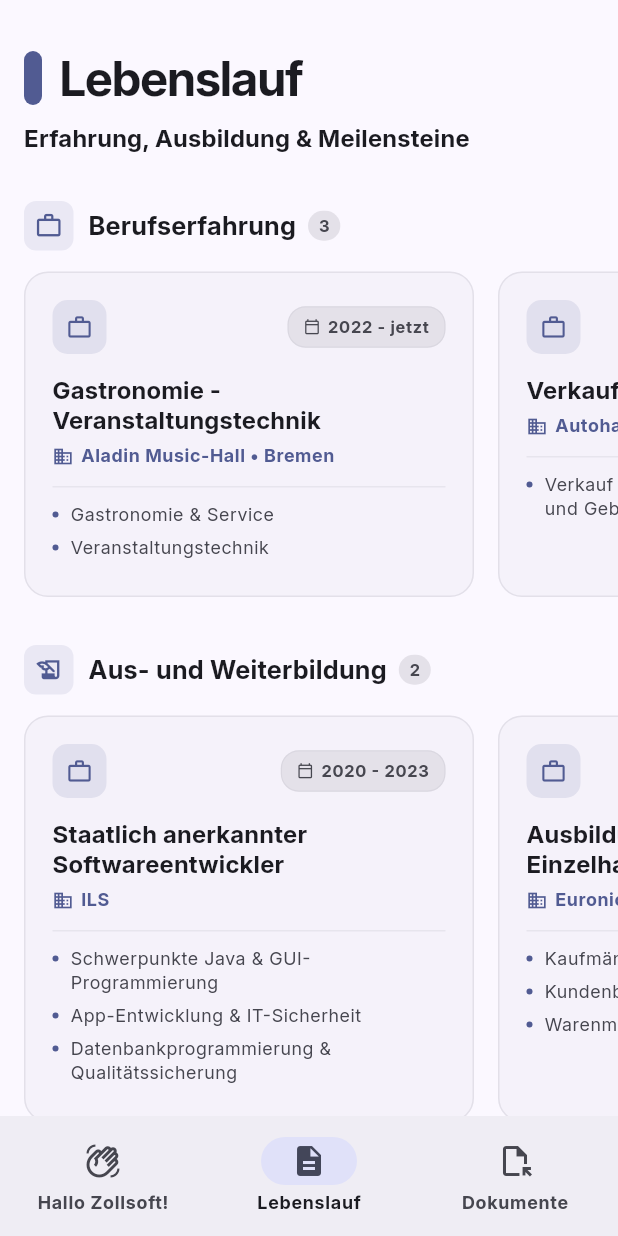
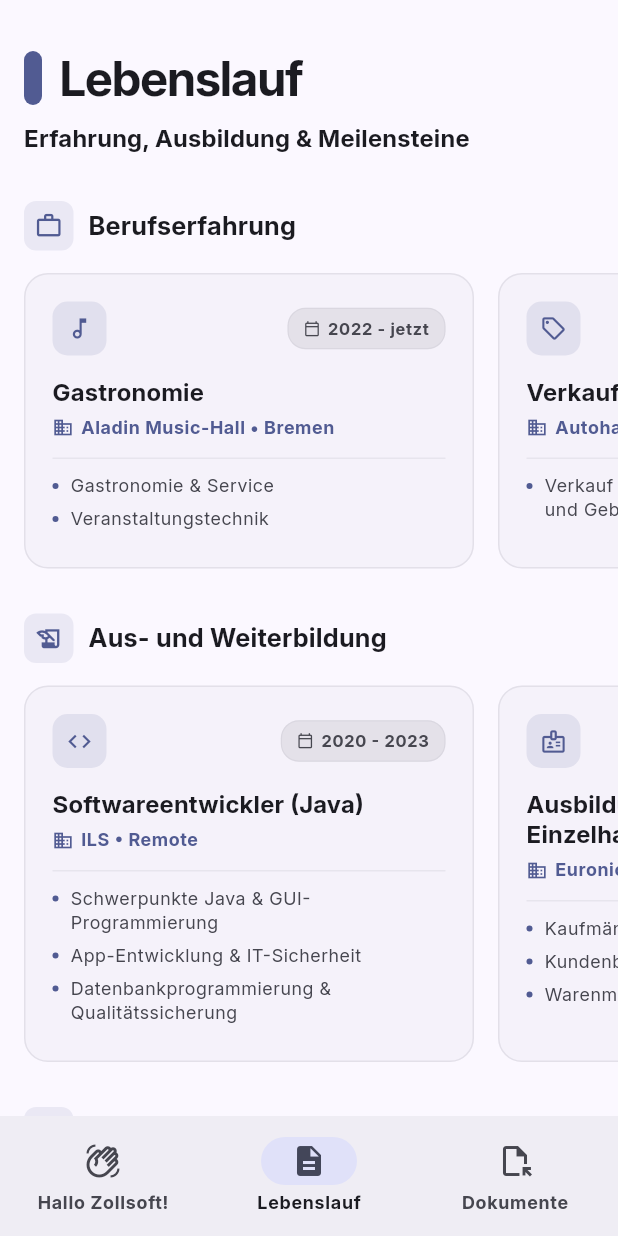
Before and after one commit to fynngerdes/bewerbung_zollsoft, a Flutter app: the screen it shows after launch, item 2 of the bottom bar chosen, on a phone screen of 412 x 824 dp. Run offline on Flutter 3.47's test engine with Material 3 defaults, Android fonts, the phone set to English and light mode, and no system bars; our stand-ins replace flutter_riverpod, go_router, riverpod_annotation; generated files the repository leaves out were written again; network calls fail.

Commit message:
refactor: migrate to CvScrollSectionWidget, clean up models, and remove unused providers. Update Readme.md

```diff
--- a/lib/cv/data/cv_data.dart
+++ b/lib/cv/data/cv_data.dart
@@ -1,43 +1,51 @@
-import '../models/cv_entry.dart';
+import 'package:flutter/material.dart';
+
+import '../models/cv_entry_model.dart';
 
 abstract class CvData {
-  static const List<CvEntry> schulbildungEntries = [
+  static const List<CvEntry> schoolEducationEntries = [
     CvEntry(
       period: '2016',
       title: 'Sekundarabschluss 1',
       institution: 'Hauptschule',
       location: 'Wildeshausen',
+      icon: Icons.verified_outlined,
     ),
     CvEntry(
       period: '2015 – 2016',
       title: '10. Klasse',
       institution: 'Hauptschule',
       location: 'Wildeshausen',
+      icon: Icons.school_outlined,
     ),
     CvEntry(
       period: '2012 – 2015',
       title: '7 - 9. Klasse',
       institution: 'Realschule',
       location: 'Wildeshausen',
+      icon: Icons.school_outlined,
     ),
     CvEntry(
       period: '2005 – 2012',
       title: '1 - 7. Klasse',
       institution: 'Gut Spascher Sand',
       location: 'Wildeshausen',
+      icon: Icons.school_outlined,
     ),
   ];
 
-  static const List<CvEntry> ausbildungEntries = [
+  static const List<CvEntry> educationEntries = [
     CvEntry(
       period: '2020 - 2023',
-      title: 'Staatlich anerkannter Softwareentwickler',
+      title: 'Softwareentwickler (Java)',
       institution: 'ILS',
       description: [
         'Schwerpunkte Java & GUI-Programmierung',
         'App-Entwicklung & IT-Sicherheit',
         'Datenbankprogrammierung & Qualitätssicherung',
       ],
+      location: 'Remote',
+      icon: Icons.code,
     ),
     CvEntry(
       period: '2016 – 2019',
@@ -49,38 +57,34 @@ abstract class CvData {
         'Warenmanagement',
       ],
       location: 'Wildeshausen',
+      icon: Icons.badge_outlined,
     ),
   ];
 
-  static const List<CvEntry> berufserfahrungEntries = [
+  static const List<CvEntry> workExperienceEntries = [
     CvEntry(
       period: '2022 - jetzt',
-      title: 'Gastronomie - Veranstaltungstechnik',
+      title: 'Gastronomie',
       institution: 'Aladin Music-Hall',
-      description: [
-        'Gastronomie & Service',
-        'Veranstaltungstechnik',
-      ],
+      description: ['Gastronomie & Service', 'Veranstaltungstechnik'],
       location: 'Bremen',
+      icon: Icons.music_note_outlined,
     ),
     CvEntry(
       period: '2020 - 2022',
       title: 'Verkauf',
       institution: 'Autohaus Wilke',
-      description: [
-        'Verkauf und Beratung im Bereich Neu- und Gebrauchtwagen',
-      ],
+      description: ['Verkauf und Beratung im Bereich Neu- und Gebrauchtwagen'],
       location: 'Wildeshausen',
+      icon: Icons.sell_outlined,
     ),
     CvEntry(
       period: '2019 - 2020',
       title: 'Verkauf',
       institution: 'Euronics XXL',
-      description: [
-        'Kundenberatung & Verkauf',
-        'Warenmanagement',
-      ],
+      description: ['Kundenberatung & Verkauf', 'Warenmanagement'],
       location: 'Wildeshausen',
+      icon: Icons.sell_outlined,
     ),
   ];
 }
--- a/lib/cv/models/cv_entry.dart
+++ b/lib/cv/models/cv_entry_model.dart
@@ -1,9 +1,12 @@
+import 'package:flutter/material.dart';
+
 class CvEntry {
   final String period;
   final String institution;
   final String? title;
   final List<String> description;
   final String? location;
+  final IconData icon;
 
   const CvEntry({
     required this.period,
@@ -11,5 +14,6 @@ class CvEntry {
     this.title,
     this.description = const [],
     this.location,
+    required this.icon,
   });
 }
--- a/lib/cv/pages/cv_page.dart
+++ b/lib/cv/pages/cv_page.dart
@@ -1,6 +1,6 @@
 import 'package:bewerbung_zollsoft/common_widgets/heading_indicator_with_title_widget.dart';
 import 'package:bewerbung_zollsoft/cv/data/cv_data.dart';
-import 'package:bewerbung_zollsoft/cv/widgets/cv_horizontal_section.dart';
+import 'package:bewerbung_zollsoft/cv/widgets/cv_scroll_section_widget.dart';
 import 'package:flutter/material.dart';
 
 class CvPage extends StatelessWidget {
@@ -27,26 +27,26 @@ class CvPage extends StatelessWidget {
               const SizedBox(height: 30),
 
               // 1. Berufserfahrung
-              const CvHorizontalSection(
+              const CvScrollSectionWidget(
                 title: 'Berufserfahrung',
                 icon: Icons.work_outline,
-                entries: CvData.berufserfahrungEntries,
+                entries: CvData.workExperienceEntries,
               ),
-              const SizedBox(height: 32),
+              const SizedBox(height: 30),
 
               // 2. Aus- und Weiterbildung
-              const CvHorizontalSection(
+              const CvScrollSectionWidget(
                 title: 'Aus- und Weiterbildung',
                 icon: Icons.history_edu_outlined,
-                entries: CvData.ausbildungEntries,
+                entries: CvData.educationEntries,
               ),
-              const SizedBox(height: 32),
+              const SizedBox(height: 30),
 
               // 3. Schulbildung
-              const CvHorizontalSection(
+              const CvScrollSectionWidget(
                 title: 'Schulbildung',
                 icon: Icons.school_outlined,
-                entries: CvData.schulbildungEntries,
+                entries: CvData.schoolEducationEntries,
               ),
             ],
           ),
--- a/lib/cv/provider/cv_chip_selection_provider.dart
+++ /dev/null
@@ -1,15 +0,0 @@
-import 'package:riverpod_annotation/riverpod_annotation.dart';
-
-part 'cv_chip_selection_provider.g.dart';
-
-@Riverpod(keepAlive: true)
-class CvChipSelection extends _$CvChipSelection {
-  @override
-  int build() {
-    return 0;
-  }
-
-  void setSelection(int index) {
-    state = index;
-  }
-}
--- /dev/null
+++ b/lib/cv/widgets/cv_card_widget.dart
@@ -0,0 +1,215 @@
+import 'package:flutter/material.dart';
+import '../models/cv_entry_model.dart';
+
+class CvCardWidget extends StatefulWidget {
+  const CvCardWidget({super.key, required this.entry});
+
+  final CvEntry entry;
+
+  @override
+  State<CvCardWidget> createState() => _CvCardWidgetState();
+}
+
+class _CvCardWidgetState extends State<CvCardWidget> {
+  bool _isHovered = false;
+
+  @override
+  Widget build(BuildContext context) {
+    final theme = Theme.of(context);
+    final primaryColor = theme.colorScheme.primary;
+
+    final titleText = widget.entry.title ?? widget.entry.institution;
+    final hasSeparateTitle = widget.entry.title != null;
+    final location = widget.entry.location;
+
+    return MouseRegion(
+      onEnter: (_) => setState(() => _isHovered = true),
+      onExit: (_) => setState(() => _isHovered = false),
+      child: AnimatedContainer(
+        duration: const Duration(milliseconds: 180),
+        width: 300,
+        decoration: BoxDecoration(
+          color: _isHovered
+              ? theme.colorScheme.surfaceContainer
+              : theme.colorScheme.surfaceContainerLow,
+          borderRadius: BorderRadius.circular(16),
+          border: Border.all(
+            color: _isHovered
+                ? primaryColor.withValues(alpha: 0.55)
+                : theme.colorScheme.outlineVariant.withValues(alpha: 0.4),
+            width: _isHovered ? 1.5 : 1,
+          ),
+          boxShadow: [
+            if (_isHovered)
+              BoxShadow(
+                color: primaryColor.withValues(alpha: 0.08),
+                blurRadius: 12,
+                offset: const Offset(0, 4),
+              ),
+          ],
+        ),
+        child: Padding(
+          padding: const EdgeInsets.all(18.0),
+          child: Column(
+            crossAxisAlignment: CrossAxisAlignment.start,
+            children: [
+              _buildHeader(theme, primaryColor),
+              const SizedBox(height: 14),
+              _buildTitle(theme, titleText),
+              const SizedBox(height: 6),
+              _buildSubtitle(theme, primaryColor, hasSeparateTitle, location),
+              if (widget.entry.description.isNotEmpty) ...[
+                const SizedBox(height: 12),
+                Divider(
+                  height: 1,
+                  color: theme.colorScheme.outlineVariant.withValues(
+                    alpha: 0.3,
+                  ),
+                ),
+                const SizedBox(height: 10),
+                _buildDescriptionList(theme, primaryColor),
+              ],
+            ],
+          ),
+        ),
+      ),
+    );
+  }
+
+  // 1. Header: Icon Badge + Period Pill
+  Widget _buildHeader(ThemeData theme, Color primaryColor) {
+    return Row(
+      children: [
+        Container(
+          width: 36,
+          height: 36,
+          decoration: BoxDecoration(
+            color: primaryColor.withValues(alpha: 0.12),
+            borderRadius: BorderRadius.circular(10),
+          ),
+          child: Icon(widget.entry.icon, color: primaryColor, size: 18),
+        ),
+        const Spacer(),
+        Container(
+          padding: const EdgeInsets.symmetric(horizontal: 10, vertical: 5),
+          decoration: BoxDecoration(
+            color: theme.colorScheme.surfaceContainerHighest,
+            borderRadius: BorderRadius.circular(12),
+            border: Border.all(
+              color: theme.colorScheme.outlineVariant.withValues(alpha: 0.35),
+              width: 0.8,
+            ),
+          ),
+          child: Row(
+            mainAxisSize: MainAxisSize.min,
+            children: [
+              Icon(
+                Icons.calendar_today_outlined,
+                size: 11,
+                color: theme.colorScheme.onSurfaceVariant,
+              ),
+              const SizedBox(width: 5),
+              Text(
+                widget.entry.period,
+                style: theme.textTheme.labelSmall?.copyWith(
+                  color: theme.colorScheme.onSurfaceVariant,
+                  fontWeight: FontWeight.w600,
+                ),
+              ),
+            ],
+          ),
+        ),
+      ],
+    );
+  }
+
+  // 2. Main Title
+  Widget _buildTitle(ThemeData theme, String titleText) {
+    return Text(
+      titleText,
+      maxLines: 2,
+      overflow: TextOverflow.ellipsis,
+      style: theme.textTheme.titleMedium?.copyWith(
+        fontWeight: FontWeight.bold,
+        fontSize: 16,
+        height: 1.25,
+      ),
+    );
+  }
+
+  // 3. Subtitle / Location Row
+  Widget _buildSubtitle(
+    ThemeData theme,
+    Color primaryColor,
+    bool hasSeparateTitle,
+    String? location,
+  ) {
+    return Row(
+      children: [
+        Icon(
+          hasSeparateTitle
+              ? Icons.business_outlined
+              : Icons.location_on_outlined,
+          size: 14,
+          color: hasSeparateTitle
+              ? primaryColor
+              : theme.colorScheme.onSurfaceVariant,
+        ),
+        const SizedBox(width: 5),
+        Expanded(
+          child: Text(
+            hasSeparateTitle
+                ? '${widget.entry.institution}${location != null ? ' • $location' : ''}'
+                : (location ?? ''),
+            maxLines: 1,
+            overflow: TextOverflow.ellipsis,
+            style: theme.textTheme.bodySmall?.copyWith(
+              color: hasSeparateTitle
+                  ? primaryColor
+                  : theme.colorScheme.onSurfaceVariant,
+              fontWeight: hasSeparateTitle ? FontWeight.w600 : FontWeight.w500,
+            ),
+          ),
+        ),
+      ],
+    );
+  }
+
+  // 4. Description as Bullet Points
+  Widget _buildDescriptionList(ThemeData theme, Color primaryColor) {
+    return Column(
+      crossAxisAlignment: CrossAxisAlignment.start,
+      children: widget.entry.description.map((point) {
+        return Padding(
+          padding: const EdgeInsets.only(bottom: 6.0),
+          child: Row(
+            crossAxisAlignment: CrossAxisAlignment.start,
+            children: [
+              Padding(
+                padding: const EdgeInsets.only(top: 6.0),
+                child: Container(
+                  width: 4,
+                  height: 4,
+                  decoration: BoxDecoration(
+                    color: primaryColor,
+                    shape: BoxShape.circle,
+                  ),
+                ),
+              ),
+              const SizedBox(width: 8),
+              Expanded(
+                child: Text(
+                  point,
+                  style: theme.textTheme.bodySmall?.copyWith(
+                    color: theme.colorScheme.onSurfaceVariant,
+                    height: 1.35,
+                  ),
+                ),
+              ),
+            ],
+          ),
+        );
+      }).toList(),
+    );
+  }
+}
--- a/lib/cv/widgets/cv_horizontal_card.dart
+++ /dev/null
@@ -1,226 +0,0 @@
-import 'package:flutter/material.dart';
-import '../models/cv_entry.dart';
-
-class CvHorizontalCard extends StatefulWidget {
-  const CvHorizontalCard({
-    super.key,
-    required this.entry,
-    this.width = 300,
-  });
-
-  final CvEntry entry;
-  final double width;
-
-  @override
-  State<CvHorizontalCard> createState() => _CvHorizontalCardState();
-}
-
-class _CvHorizontalCardState extends State<CvHorizontalCard> {
-  bool _isHovered = false;
-
-  IconData _getIconForEntry(CvEntry entry) {
-    final titleLower = (entry.title ?? '').toLowerCase();
-    final instLower = entry.institution.toLowerCase();
-
-    if (titleLower.contains('abschluss') ||
-        titleLower.contains('b.sc') ||
-        titleLower.contains('bachelor') ||
-        titleLower.contains('zertifikat') ||
-        titleLower.contains('zertifizierung')) {
-      return Icons.workspace_premium_outlined;
-    }
-    if (instLower.contains('schule') ||
-        instLower.contains('gymnasium') ||
-        instLower.contains('sand') ||
-        instLower.contains('hochschule') ||
-        instLower.contains('universität')) {
-      return Icons.school_outlined;
-    }
-    return Icons.work_outline;
-  }
-
-  @override
-  Widget build(BuildContext context) {
-    final theme = Theme.of(context);
-    final primaryColor = theme.colorScheme.primary;
-    final icon = _getIconForEntry(widget.entry);
-
-    final titleText = widget.entry.title ?? widget.entry.institution;
-    final hasSeparateTitle = widget.entry.title != null;
-    final location = widget.entry.location;
-
-    return MouseRegion(
-      onEnter: (_) => setState(() => _isHovered = true),
-      onExit: (_) => setState(() => _isHovered = false),
-      child: AnimatedContainer(
-        duration: const Duration(milliseconds: 180),
-        width: widget.width,
-        decoration: BoxDecoration(
-          color: _isHovered
-              ? theme.colorScheme.surfaceContainer
-              : theme.colorScheme.surfaceContainerLow,
-          borderRadius: BorderRadius.circular(16),
-          border: Border.all(
-            color: _isHovered
-                ? primaryColor.withValues(alpha: 0.55)
-                : theme.colorScheme.outlineVariant.withValues(alpha: 0.4),
-            width: _isHovered ? 1.5 : 1,
-          ),
-          boxShadow: [
-            if (_isHovered)
-              BoxShadow(
-                color: primaryColor.withValues(alpha: 0.08),
-                blurRadius: 12,
-                offset: const Offset(0, 4),
-              ),
-          ],
-        ),
-        child: Padding(
-          padding: const EdgeInsets.all(18.0),
-          child: Column(
-            crossAxisAlignment: CrossAxisAlignment.start,
-            children: [
-              // 1. Header: Icon Badge + Period Pill
-              Row(
-                children: [
-                  Container(
-                    width: 36,
-                    height: 36,
-                    decoration: BoxDecoration(
-                      color: primaryColor.withValues(alpha: 0.12),
-                      borderRadius: BorderRadius.circular(10),
-                    ),
-                    child: Icon(icon, color: primaryColor, size: 18),
-                  ),
-                  const Spacer(),
-                  Container(
-                    padding: const EdgeInsets.symmetric(
-                      horizontal: 10,
-                      vertical: 5,
-                    ),
-                    decoration: BoxDecoration(
-                      color: theme.colorScheme.surfaceContainerHighest,
-                      borderRadius: BorderRadius.circular(12),
-                      border: Border.all(
-                        color: theme.colorScheme.outlineVariant
-                            .withValues(alpha: 0.35),
-                        width: 0.8,
-                      ),
-                    ),
-                    child: Row(
-                      mainAxisSize: MainAxisSize.min,
-                      children: [
-                        Icon(
-                          Icons.calendar_today_outlined,
-                          size: 11,
-                          color: theme.colorScheme.onSurfaceVariant,
-                        ),
-                        const SizedBox(width: 5),
-                        Text(
-                          widget.entry.period,
-                          style: theme.textTheme.labelSmall?.copyWith(
-                            color: theme.colorScheme.onSurfaceVariant,
-                            fontWeight: FontWeight.w600,
-                          ),
-                        ),
-                      ],
-                    ),
-                  ),
-                ],
-              ),
-              const SizedBox(height: 14),
-
-              // 2. Main Title
-              Text(
-                titleText,
-                maxLines: 2,
-                overflow: TextOverflow.ellipsis,
-                style: theme.textTheme.titleMedium?.copyWith(
-                  fontWeight: FontWeight.bold,
-                  fontSize: 16,
-                  height: 1.25,
-                ),
-              ),
-              const SizedBox(height: 6),
-
-              // 3. Subtitle / Location Row
-              Row(
-                children: [
-                  Icon(
-                    hasSeparateTitle
-                        ? Icons.business_outlined
-                        : Icons.location_on_outlined,
-                    size: 14,
-                    color: hasSeparateTitle
-                        ? primaryColor
-                        : theme.colorScheme.onSurfaceVariant,
-                  ),
-                  const SizedBox(width: 5),
-                  Expanded(
-                    child: Text(
-                      hasSeparateTitle
-                          ? '${widget.entry.institution}${location != null ? ' • $location' : ''}'
-                          : (location ?? ''),
-                      maxLines: 1,
-                      overflow: TextOverflow.ellipsis,
-                      style: theme.textTheme.bodySmall?.copyWith(
-                        color: hasSeparateTitle
-                            ? primaryColor
-                            : theme.colorScheme.onSurfaceVariant,
-                        fontWeight: hasSeparateTitle
-                            ? FontWeight.w600
-                            : FontWeight.w500,
-                      ),
-                    ),
-                  ),
-                ],
-              ),
-
-              // 4. Description as Bullet Points
-              if (widget.entry.description.isNotEmpty) ...[
-                const SizedBox(height: 12),
-                Divider(
-                  height: 1,
-                  color:
-                      theme.colorScheme.outlineVariant.withValues(alpha: 0.3),
-                ),
-                const SizedBox(height: 10),
-                ...widget.entry.description.map((point) {
-                  return Padding(
-                    padding: const EdgeInsets.only(bottom: 6.0),
-                    child: Row(
-                      crossAxisAlignment: CrossAxisAlignment.start,
-                      children: [
-                        Padding(
-                          padding: const EdgeInsets.only(top: 6.0),
-                          child: Container(
-                            width: 4,
-                            height: 4,
-                            decoration: BoxDecoration(
-                              color: primaryColor,
-                              shape: BoxShape.circle,
-                            ),
-                          ),
-                        ),
-                        const SizedBox(width: 8),
-                        Expanded(
-                          child: Text(
-                            point,
-                            style: theme.textTheme.bodySmall?.copyWith(
-                              color: theme.colorScheme.onSurfaceVariant,
-                              height: 1.35,
-                            ),
-                          ),
-                        ),
-                      ],
-                    ),
-                  );
-                }),
-              ],
-            ],
-          ),
-        ),
-      ),
-    );
-  }
-}
--- a/lib/cv/widgets/cv_horizontal_section.dart
+++ /dev/null
@@ -1,96 +0,0 @@
-import 'package:flutter/material.dart';
-import '../models/cv_entry.dart';
-import 'cv_horizontal_card.dart';
-
-class CvHorizontalSection extends StatelessWidget {
-  const CvHorizontalSection({
-    super.key,
-    required this.title,
-    required this.icon,
-    required this.entries,
-    this.emptyMessage = 'Keine Einträge vorhanden',
-  });
-
-  final String title;
-  final IconData icon;
-  final List<CvEntry> entries;
-  final String emptyMessage;
-
-  @override
-  Widget build(BuildContext context) {
-    final theme = Theme.of(context);
-    final primaryColor = theme.colorScheme.primary;
-
-    return Column(
-      crossAxisAlignment: CrossAxisAlignment.start,
-      children: [
-        // Section Header Row
-        Row(
-          children: [
-            Container(
-              padding: const EdgeInsets.all(7),
-              decoration: BoxDecoration(
-                color: primaryColor.withValues(alpha: 0.1),
-                borderRadius: BorderRadius.circular(8),
-              ),
-              child: Icon(icon, color: primaryColor, size: 19),
-            ),
-            const SizedBox(width: 10),
-            Text(
-              title,
-              style: theme.textTheme.titleMedium?.copyWith(
-                fontWeight: FontWeight.bold,
-                fontSize: 17,
-              ),
-            ),
-            const SizedBox(width: 8),
-            Container(
-              padding: const EdgeInsets.symmetric(horizontal: 7, vertical: 2),
-              decoration: BoxDecoration(
-                color: theme.colorScheme.surfaceContainerHighest,
-                borderRadius: BorderRadius.circular(10),
-              ),
-              child: Text(
-                '${entries.length}',
-                style: theme.textTheme.labelSmall?.copyWith(
-                  color: theme.colorScheme.onSurfaceVariant,
-                  fontWeight: FontWeight.bold,
-                ),
-              ),
-            ),
-          ],
-        ),
-        const SizedBox(height: 14),
-
-        // Horizontal Scrollable Cards (Clean & without lines)
-        if (entries.isEmpty)
-          Padding(
-            padding: const EdgeInsets.symmetric(vertical: 16.0),
-            child: Text(
-              emptyMessage,
-              style: theme.textTheme.bodyMedium?.copyWith(
-                color: theme.colorScheme.onSurfaceVariant,
-              ),
-            ),
-          )
-        else
-          SingleChildScrollView(
-            scrollDirection: Axis.horizontal,
-            clipBehavior: Clip.none,
-            child: IntrinsicHeight(
-              child: Row(
-                crossAxisAlignment: CrossAxisAlignment.stretch,
-                children: List.generate(entries.length, (index) {
-                  final isLast = index == entries.length - 1;
-                  return Padding(
-                    padding: EdgeInsets.only(right: isLast ? 0 : 16.0),
-                    child: CvHorizontalCard(entry: entries[index]),
-                  );
-                }),
-              ),
-            ),
-          ),
-      ],
-    );
-  }
-}
--- /dev/null
+++ b/lib/cv/widgets/cv_scroll_section_widget.dart
@@ -0,0 +1,65 @@
+import 'package:flutter/material.dart';
+import '../models/cv_entry_model.dart';
+import 'cv_card_widget.dart';
+
+class CvScrollSectionWidget extends StatelessWidget {
+  const CvScrollSectionWidget({
+    super.key,
+    required this.title,
+    required this.icon,
+    required this.entries,
+  });
+
+  final String title;
+  final IconData icon;
+  final List<CvEntry> entries;
+
+  @override
+  Widget build(BuildContext context) {
+    final theme = Theme.of(context);
+    final primaryColor = theme.colorScheme.primary;
+
+    return Column(
+      crossAxisAlignment: CrossAxisAlignment.start,
+      children: [
+        Row(
+          children: [
+            Container(
+              padding: const EdgeInsets.all(7),
+              decoration: BoxDecoration(
+                color: primaryColor.withValues(alpha: 0.1),
+                borderRadius: BorderRadius.circular(8),
+              ),
+              child: Icon(icon, color: primaryColor, size: 19),
+            ),
+            const SizedBox(width: 10),
+            Text(
+              title,
+              style: theme.textTheme.titleMedium?.copyWith(
+                fontWeight: FontWeight.bold,
+                fontSize: 17,
+              ),
+            ),
+          ],
+        ),
+        const SizedBox(height: 15),
+        SingleChildScrollView(
+          scrollDirection: Axis.horizontal,
+          clipBehavior: Clip.none,
+          child: IntrinsicHeight(
+            child: Row(
+              crossAxisAlignment: CrossAxisAlignment.stretch,
+              children: List.generate(entries.length, (index) {
+                final isLast = index == entries.length - 1;
+                return Padding(
+                  padding: EdgeInsets.only(right: isLast ? 0 : 16.0),
+                  child: CvCardWidget(entry: entries[index]),
+                );
+              }),
+            ),
+          ),
+        ),
+      ],
+    );
+  }
+}
```
Also changed, not shown: lib/cv/provider/cv_chip_selection_provider.g.dart (deleted), 1 other file.
